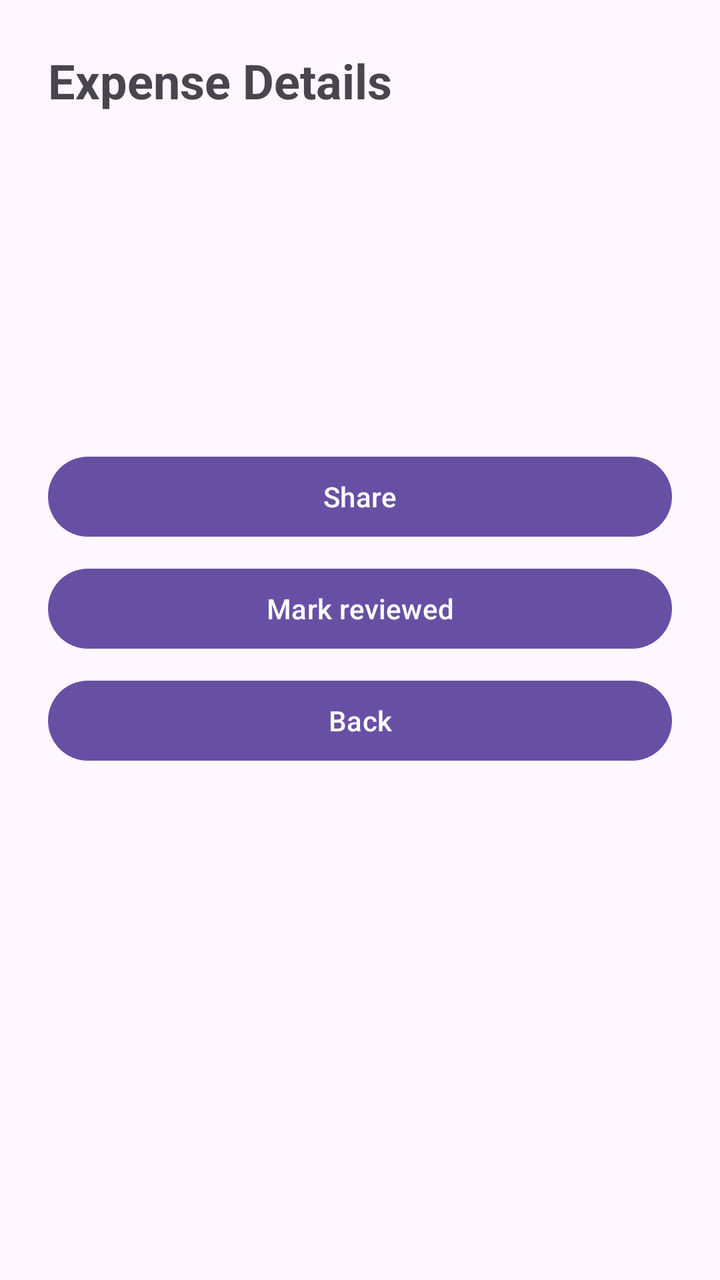
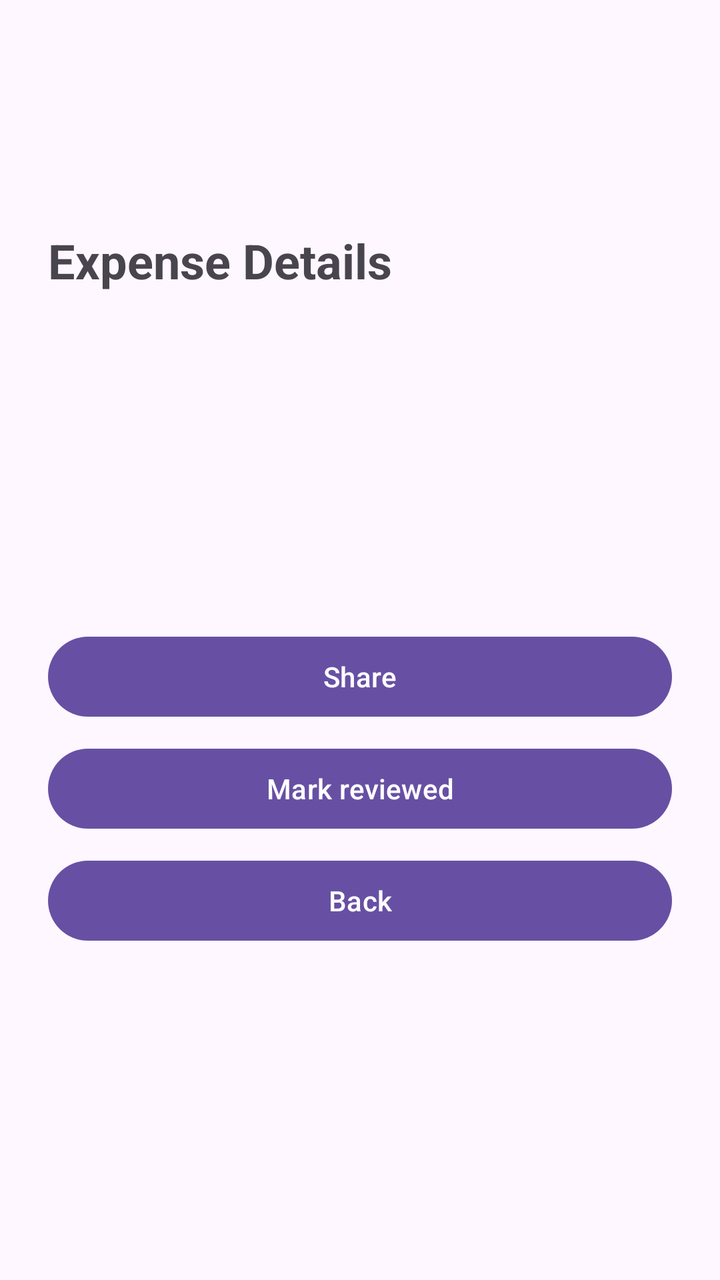

An Android layout rendered at two revisions. The XML below is the earlier revision; the diff shows what the commit changed to produce the second picture.
<!-- AndroidManifest.xml: application theme Theme.PocketBudget -->
<!-- res/layout/activity_expenses_detail.xml -->
<?xml version="1.0" encoding="utf-8"?>
<ScrollView xmlns:android="http://schemas.android.com/apk/res/android"
    android:layout_width="match_parent"
    android:layout_height="match_parent"
    android:fillViewport="true">

    
    <LinearLayout
        android:layout_width="match_parent"
        android:layout_height="wrap_content"
        android:orientation="vertical"
        android:padding="24dp">

        
        <TextView
            android:id="@+id/detailTitle"
            android:layout_width="match_parent"
            android:layout_height="wrap_content"
            android:layout_marginBottom="16dp"
            android:text="@string/detail_screen_title"
            android:textSize="24sp"
            android:textStyle="bold" />

        
        <TextView
            android:id="@+id/detailCategory"
            android:layout_width="match_parent"
            android:layout_height="wrap_content"
            android:layout_marginBottom="12dp"
            android:textSize="18sp" />

        
        <TextView
            android:id="@+id/detailAmount"
            android:layout_width="match_parent"
            android:layout_height="wrap_content"
            android:layout_marginBottom="12dp"
            android:textSize="18sp" />

        
        <TextView
            android:id="@+id/detailDescription"
            android:layout_width="match_parent"
            android:layout_height="wrap_content"
            android:layout_marginBottom="12dp"
            android:textSize="16sp" />

        
        <TextView
            android:id="@+id/detailEssential"
            android:layout_width="match_parent"
            android:layout_height="wrap_content"
            android:layout_marginBottom="24dp"
            android:textSize="16sp" />

        
        <Button
            android:id="@+id/shareButton"
            android:layout_width="match_parent"
            android:layout_height="wrap_content"
            android:text="@string/share_button" />

        
        <Button
            android:id="@+id/reviewButton"
            android:layout_width="match_parent"
            android:layout_height="wrap_content"
            android:layout_marginTop="8dp"
            android:text="@string/review_button" />

        
        <Button
            android:id="@+id/backButton"
            android:layout_width="match_parent"
            android:layout_height="wrap_content"
            android:layout_marginTop="8dp"
            android:text="@string/back_button" />

    </LinearLayout>

</ScrollView>
<!-- resources referenced by this layout -->
<resources>
  <string name="back_button">Back</string>
  <string name="detail_screen_title">Expense Details</string>
  <string name="review_button">Mark reviewed</string>
  <string name="share_button">Share</string>
  <style name="Theme.PocketBudget" parent="Base.Theme.PocketBudget" />
  <style name="Base.Theme.PocketBudget" parent="Theme.Material3.DayNight">
          
          
      </style>
</resources>

<!-- the commit's change to res/layout/activity_expenses_detail.xml (unified diff, before → after) -->
@@ -17,6 +17,7 @@
             android:layout_width="match_parent"
             android:layout_height="wrap_content"
             android:layout_marginBottom="16dp"
+            android:layout_marginTop="90dp"
             android:text="@string/detail_screen_title"
             android:textSize="24sp"
             android:textStyle="bold" />
